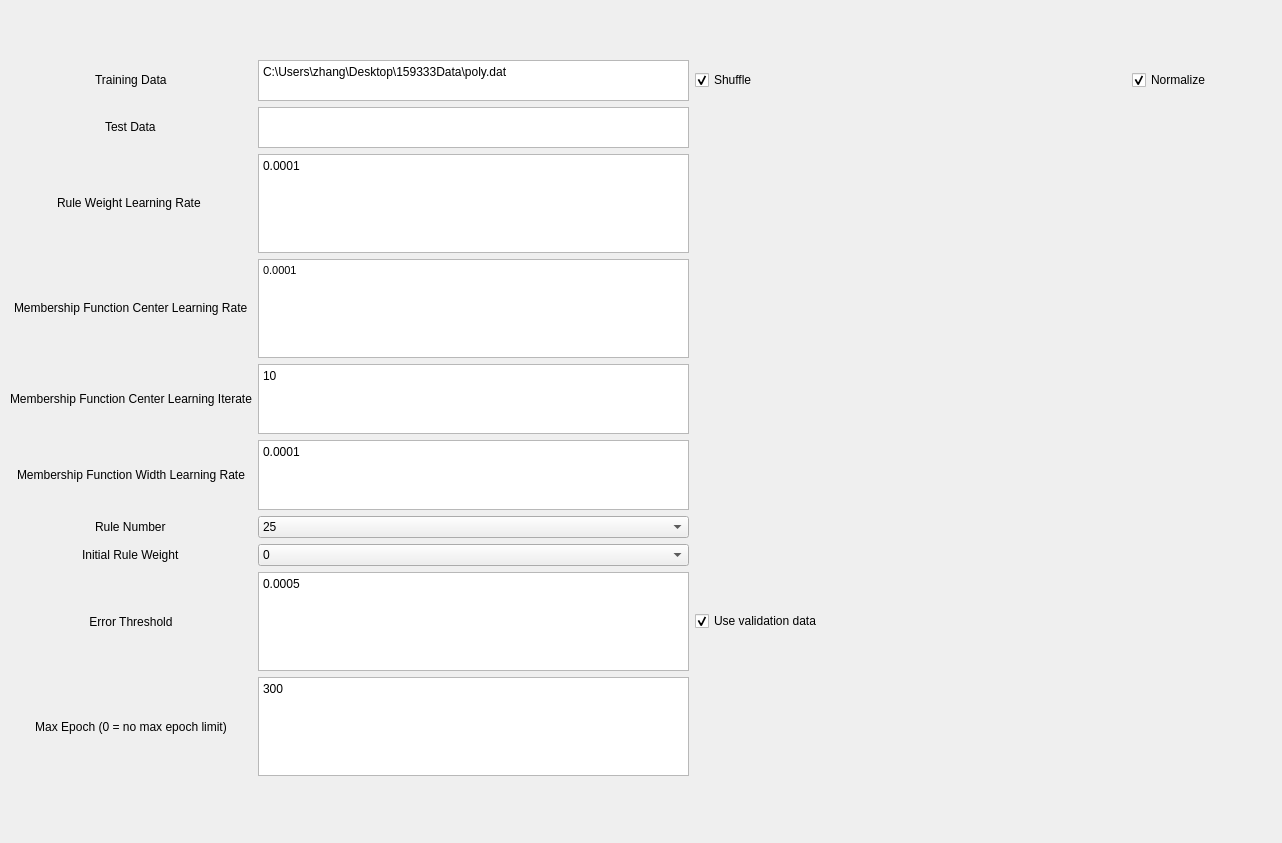
h2df/neural-fuzzy, file NFDashboard/nfdash.ui: the form before one commit.
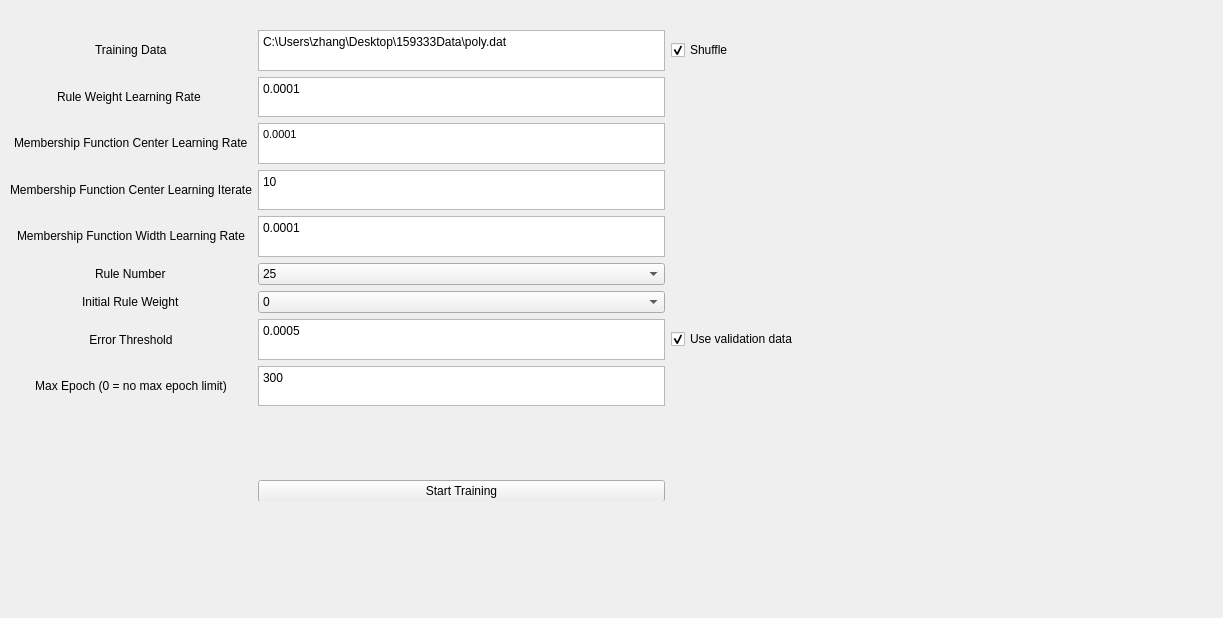
The form after the commit. Custom widgets are drawn as their Qt base class.

```diff
--- a/NFDashboard/nfdash.ui
+++ b/NFDashboard/nfdash.ui
@@ -6,8 +6,8 @@
    <rect>
     <x>0</x>
     <y>0</y>
-    <width>1282</width>
-    <height>843</height>
+    <width>1223</width>
+    <height>618</height>
    </rect>
   </property>
   <property name="windowTitle">
@@ -18,20 +18,136 @@
     <property name="geometry">
      <rect>
       <x>10</x>
-      <y>60</y>
+      <y>30</y>
       <width>1201</width>
-      <height>889</height>
+      <height>471</height>
      </rect>
     </property>
-    <layout class="QGridLayout" name="gridLayout" rowstretch="0,0,0,0,1,1,0,0,0,0,0,0,0" rowminimumheight="0,0,0,0,20,20,0,0,0,0,0,0,0">
-     <item row="4" column="0" alignment="Qt::AlignHCenter|Qt::AlignVCenter">
+    <layout class="QGridLayout" name="gridLayout" rowstretch="0,0,0,0,0,0,0,0,0,0,0,0">
+     <item row="3" column="0" alignment="Qt::AlignHCenter|Qt::AlignVCenter">
       <widget class="QLabel" name="label_3">
        <property name="text">
         <string>Membership Function Center Learning Iterate</string>
        </property>
       </widget>
      </item>
-     <item row="11" column="1" colspan="2">
+     <item row="0" column="1">
+      <widget class="QPlainTextEdit" name="training_data_text">
+       <property name="maximumSize">
+        <size>
+         <width>16777215</width>
+         <height>41</height>
+        </size>
+       </property>
+       <property name="plainText">
+        <string>C:\Users\zhang\Desktop\159333Data\poly.dat</string>
+       </property>
+      </widget>
+     </item>
+     <item row="2" column="1">
+      <widget class="QTextEdit" name="center_lr_text">
+       <property name="html">
+        <string>&lt;!DOCTYPE HTML PUBLIC &quot;-//W3C//DTD HTML 4.0//EN&quot; &quot;http://www.w3.org/TR/REC-html40/strict.dtd&quot;&gt;
+&lt;html&gt;&lt;head&gt;&lt;meta name=&quot;qrichtext&quot; content=&quot;1&quot; /&gt;&lt;style type=&quot;text/css&quot;&gt;
+p, li { white-space: pre-wrap; }
+&lt;/style&gt;&lt;/head&gt;&lt;body style=&quot; font-family:'MS Shell Dlg 2'; font-size:7.8pt; font-weight:400; font-style:normal;&quot;&gt;
+&lt;p style=&quot; margin-top:0px; margin-bottom:0px; margin-left:0px; margin-right:0px; -qt-block-indent:0; text-indent:0px;&quot;&gt;&lt;span style=&quot; font-size:8pt;&quot;&gt;0.0001&lt;/span&gt;&lt;/p&gt;&lt;/body&gt;&lt;/html&gt;</string>
+       </property>
+      </widget>
+     </item>
+     <item row="6" column="0" alignment="Qt::AlignHCenter">
+      <widget class="QLabel" name="label_5">
+       <property name="text">
+        <string>Initial Rule Weight</string>
+       </property>
+      </widget>
+     </item>
+     <item row="5" column="0" alignment="Qt::AlignHCenter|Qt::AlignVCenter">
+      <widget class="QLabel" name="label_6">
+       <property name="text">
+        <string>Rule Number</string>
+       </property>
+      </widget>
+     </item>
+     <item row="8" column="1">
+      <widget class="QPlainTextEdit" name="max_epoch_txt">
+       <property name="plainText">
+        <string>300</string>
+       </property>
+      </widget>
+     </item>
+     <item row="6" column="1">
+      <widget class="QComboBox" name="ini_rule_weight_combo">
+       <item>
+        <property name="text">
+         <string>0</string>
+        </property>
+       </item>
+       <item>
+        <property name="text">
+         <string>1</string>
+        </property>
+       </item>
+      </widget>
+     </item>
+     <item row="3" column="1">
+      <widget class="QPlainTextEdit" name="center_iterate_text">
+       <property name="plainText">
+        <string>10</string>
+       </property>
+      </widget>
+     </item>
+     <item row="9" column="1">
+      <spacer name="verticalSpacer">
+       <property name="orientation">
+        <enum>Qt::Vertical</enum>
+       </property>
+       <property name="sizeType">
+        <enum>QSizePolicy::Minimum</enum>
+       </property>
+       <property name="sizeHint" stdset="0">
+        <size>
+         <width>20</width>
+         <height>40</height>
+        </size>
+       </property>
+      </spacer>
+     </item>
+     <item row="0" column="2">
+      <widget class="QCheckBox" name="shuffle_checkbox">
+       <property name="text">
+        <string>Shuffle</string>
+       </property>
+       <property name="checked">
+        <bool>true</bool>
+       </property>
+      </widget>
+     </item>
+     <item row="4" column="1">
+      <widget class="QPlainTextEdit" name="width_lr_text">
+       <property name="plainText">
+        <string>0.0001</string>
+       </property>
+      </widget>
+     </item>
+     <item row="8" column="0">
+      <widget class="QLabel" name="label_10">
+       <property name="text">
+        <string>Max Epoch (0 = no max epoch limit)</string>
+       </property>
+       <property name="alignment">
+        <set>Qt::AlignCenter</set>
+       </property>
+      </widget>
+     </item>
+     <item row="7" column="1">
+      <widget class="QPlainTextEdit" name="threshold_txt">
+       <property name="plainText">
+        <string>0.0005</string>
+       </property>
+      </widget>
+     </item>
+     <item row="10" column="1" colspan="2">
       <widget class="QLabel" name="warning_lb">
        <property name="palette">
         <palette>
@@ -107,28 +223,58 @@
        </property>
       </widget>
      </item>
-     <item row="7" column="0" alignment="Qt::AlignHCenter">
-      <widget class="QLabel" name="label_5">
-       <property name="text">
-        <string>Initial Rule Weight</string>
-       </property>
-      </widget>
-     </item>
-     <item row="5" column="1">
-      <widget class="QPlainTextEdit" name="width_lr_text">
-       <property name="plainText">
-        <string>0.0001</string>
-       </property>
-      </widget>
-     </item>
-     <item row="5" column="0" alignment="Qt::AlignHCenter|Qt::AlignVCenter">
+     <item row="4" column="0" alignment="Qt::AlignHCenter|Qt::AlignVCenter">
       <widget class="QLabel" name="label_4">
        <property name="text">
         <string>Membership Function Width Learning Rate</string>
        </property>
       </widget>
      </item>
-     <item row="8" column="0">
+     <item row="0" column="3">
+      <spacer name="horizontalSpacer">
+       <property name="orientation">
+        <enum>Qt::Horizontal</enum>
+       </property>
+       <property name="sizeHint" stdset="0">
+        <size>
+         <width>40</width>
+         <height>20</height>
+        </size>
+       </property>
+      </spacer>
+     </item>
+     <item row="0" column="0" alignment="Qt::AlignHCenter|Qt::AlignVCenter">
+      <widget class="QLabel" name="label_7">
+       <property name="text">
+        <string>Training Data</string>
+       </property>
+      </widget>
+     </item>
+     <item row="1" column="0" alignment="Qt::AlignHCenter|Qt::AlignVCenter">
+      <widget class="QLabel" name="label">
+       <property name="text">
+        <string>Rule Weight Learning Rate </string>
+       </property>
+      </widget>
+     </item>
+     <item row="1" column="1">
+      <widget class="QPlainTextEdit" name="rule_weight_lr_text">
+       <property name="plainText">
+        <string>0.0001</string>
+       </property>
+      </widget>
+     </item>
+     <item row="7" column="2">
+      <widget class="QCheckBox" name="validation_checkbox">
+       <property name="text">
+        <string>Use validation data</string>
+       </property>
+       <property name="checked">
+        <bool>true</bool>
+       </property>
+      </widget>
+     </item>
+     <item row="7" column="0">
       <widget class="QLabel" name="label_9">
        <property name="text">
         <string>Error Threshold</string>
@@ -138,101 +284,14 @@
        </property>
       </widget>
      </item>
-     <item row="8" column="1">
-      <widget class="QPlainTextEdit" name="threshold_txt">
-       <property name="plainText">
-        <string>0.0005</string>
-       </property>
-      </widget>
-     </item>
-     <item row="0" column="1">
-      <widget class="QPlainTextEdit" name="training_data_text">
-       <property name="maximumSize">
-        <size>
-         <width>16777215</width>
-         <height>41</height>
-        </size>
-       </property>
-       <property name="plainText">
-        <string>C:\Users\zhang\Desktop\159333Data\poly.dat</string>
-       </property>
-      </widget>
-     </item>
-     <item row="6" column="0" alignment="Qt::AlignHCenter|Qt::AlignVCenter">
-      <widget class="QLabel" name="label_6">
-       <property name="text">
-        <string>Rule Number</string>
-       </property>
-      </widget>
-     </item>
-     <item row="10" column="1">
-      <spacer name="verticalSpacer">
-       <property name="orientation">
-        <enum>Qt::Vertical</enum>
-       </property>
-       <property name="sizeType">
-        <enum>QSizePolicy::Minimum</enum>
-       </property>
-       <property name="sizeHint" stdset="0">
-        <size>
-         <width>20</width>
-         <height>40</height>
-        </size>
-       </property>
-      </spacer>
-     </item>
-     <item row="2" column="1">
-      <widget class="QPlainTextEdit" name="rule_weight_lr_text">
-       <property name="plainText">
-        <string>0.0001</string>
-       </property>
-      </widget>
-     </item>
-     <item row="0" column="4">
-      <widget class="QCheckBox" name="normalize_checkbox">
-       <property name="text">
-        <string>Normalize</string>
-       </property>
-       <property name="checked">
-        <bool>true</bool>
-       </property>
-      </widget>
-     </item>
-     <item row="4" column="1">
-      <widget class="QPlainTextEdit" name="center_iterate_text">
-       <property name="plainText">
-        <string>10</string>
-       </property>
-      </widget>
-     </item>
-     <item row="3" column="0" alignment="Qt::AlignHCenter|Qt::AlignVCenter">
+     <item row="2" column="0" alignment="Qt::AlignHCenter|Qt::AlignVCenter">
       <widget class="QLabel" name="label_2">
        <property name="text">
         <string>Membership Function Center Learning Rate</string>
        </property>
       </widget>
      </item>
-     <item row="12" column="2">
-      <widget class="QTextEdit" name="error_txt"/>
-     </item>
-     <item row="1" column="1" alignment="Qt::AlignVCenter">
-      <widget class="QPlainTextEdit" name="test_data_text">
-       <property name="maximumSize">
-        <size>
-         <width>16777215</width>
-         <height>41</height>
-        </size>
-       </property>
-      </widget>
-     </item>
-     <item row="12" column="1">
-      <widget class="QPushButton" name="training_btn">
-       <property name="text">
-        <string>Start Training</string>
-       </property>
-      </widget>
-     </item>
-     <item row="6" column="1">
+     <item row="5" column="1">
       <widget class="QComboBox" name="rule_num_combo">
        <item>
         <property name="text">
@@ -251,93 +310,35 @@
        </item>
       </widget>
      </item>
-     <item row="0" column="2">
-      <widget class="QCheckBox" name="shuffle_checkbox">
+     <item row="6" column="3">
+      <widget class="QLabel" name="error_lb">
        <property name="text">
-        <string>Shuffle</string>
+        <string/>
        </property>
-       <property name="checked">
-        <bool>true</bool>
-       </property>
       </widget>
      </item>
-     <item row="7" column="1">
-      <widget class="QComboBox" name="ini_rule_weight_combo">
-       <item>
-        <property name="text">
-         <string>0</string>
-        </property>
-       </item>
-       <item>
-        <property name="text">
-         <string>1</string>
-        </property>
-       </item>
-      </widget>
-     </item>
-     <item row="2" column="0" alignment="Qt::AlignHCenter|Qt::AlignVCenter">
-      <widget class="QLabel" name="label">
+     <item row="11" column="1">
+      <widget class="QPushButton" name="training_btn">
        <property name="text">
-        <string>Rule Weight Learning Rate </string>
+        <string>Start Training</string>
        </property>
       </widget>
      </item>
-     <item row="3" column="1">
-      <widget class="QTextEdit" name="center_lr_text">
-       <property name="html">
-        <string>&lt;!DOCTYPE HTML PUBLIC &quot;-//W3C//DTD HTML 4.0//EN&quot; &quot;http://www.w3.org/TR/REC-html40/strict.dtd&quot;&gt;
-&lt;html&gt;&lt;head&gt;&lt;meta name=&quot;qrichtext&quot; content=&quot;1&quot; /&gt;&lt;style type=&quot;text/css&quot;&gt;
-p, li { white-space: pre-wrap; }
-&lt;/style&gt;&lt;/head&gt;&lt;body style=&quot; font-family:'MS Shell Dlg 2'; font-size:7.8pt; font-weight:400; font-style:normal;&quot;&gt;
-&lt;p style=&quot; margin-top:0px; margin-bottom:0px; margin-left:0px; margin-right:0px; -qt-block-indent:0; text-indent:0px;&quot;&gt;&lt;span style=&quot; font-size:8pt;&quot;&gt;0.0001&lt;/span&gt;&lt;/p&gt;&lt;/body&gt;&lt;/html&gt;</string>
-       </property>
-      </widget>
-     </item>
-     <item row="1" column="0" alignment="Qt::AlignHCenter|Qt::AlignVCenter">
-      <widget class="QLabel" name="label_8">
-       <property name="text">
-        <string>Test Data</string>
-       </property>
-      </widget>
-     </item>
-     <item row="0" column="0" alignment="Qt::AlignHCenter|Qt::AlignVCenter">
-      <widget class="QLabel" name="label_7">
-       <property name="text">
-        <string>Training Data</string>
-       </property>
-      </widget>
-     </item>
-     <item row="9" column="0">
-      <widget class="QLabel" name="label_10">
-       <property name="text">
-        <string>Max Epoch (0 = no max epoch limit)</string>
-       </property>
-       <property name="alignment">
-        <set>Qt::AlignCenter</set>
-       </property>
-      </widget>
-     </item>
-     <item row="9" column="1">
-      <widget class="QPlainTextEdit" name="max_epoch_txt">
-       <property name="plainText">
-        <string>300</string>
-       </property>
-      </widget>
-     </item>
-     <item row="8" column="2">
-      <widget class="QCheckBox" name="validation_checkbox">
-       <property name="text">
-        <string>Use validation data</string>
-       </property>
-       <property name="checked">
-        <bool>true</bool>
-       </property>
-      </widget>
+     <item row="1" column="2" rowspan="5" colspan="2">
+      <widget class="QCustomPlot" name="plot" native="true"/>
      </item>
     </layout>
    </widget>
   </widget>
  </widget>
+ <customwidgets>
+  <customwidget>
+   <class>QCustomPlot</class>
+   <extends>QWidget</extends>
+   <header>qcustomplot.h</header>
+   <container>1</container>
+  </customwidget>
+ </customwidgets>
  <resources/>
  <connections/>
 </ui>
```
